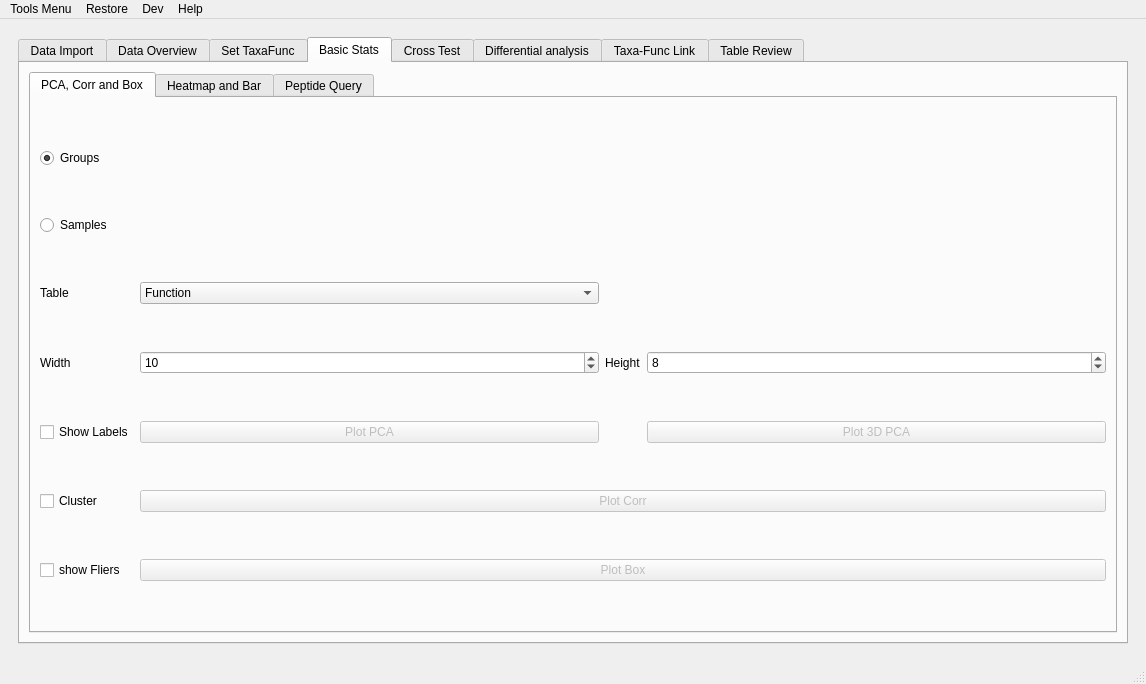
This is utils/MetaX_GUI/MainWindow.ui in byemaxx/MetaX as Qt 5 draws it before an edit. The edited form follows.
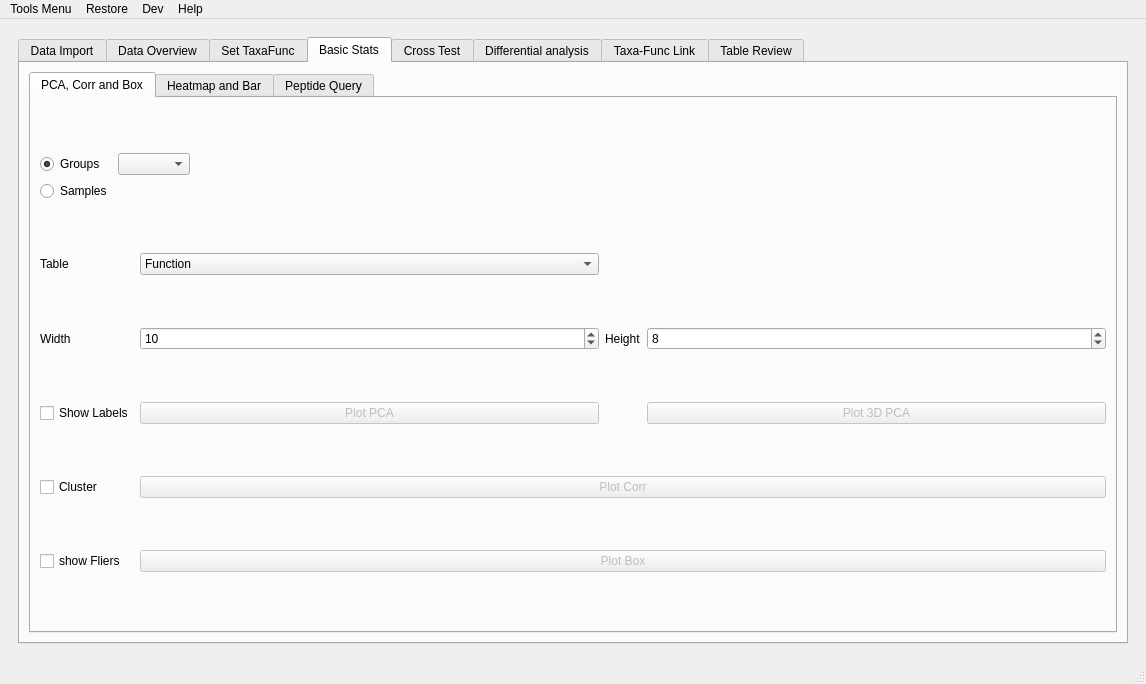
This is the edited form. The open tabs and pages were chosen to show the change.

Commit message: modified:   utils/GUI.py     1. 取消在set multiple tables 的时候，设置分组的功能.     2. 在创建或恢复taxafunc object的时候，自动设置分组.     3. 为每个板块设置单独的分组 combobox. 	modified:   utils/analyzerUtils/DataPreprocessing.py     去除了对meta分组的检测.

What changed in the file:
```diff
--- a/utils/MetaX_GUI/MainWindow.ui
+++ b/utils/MetaX_GUI/MainWindow.ui
@@ -994,119 +994,7 @@
                 <string>PCA, Corr and Box</string>
                </attribute>
                <layout class="QGridLayout" name="gridLayout_26">
-                <item row="5" column="0">
-                 <widget class="QCheckBox" name="checkBox_corr_cluster">
-                  <property name="text">
-                   <string>Cluster</string>
-                  </property>
-                 </widget>
-                </item>
-                <item row="3" column="0">
-                 <widget class="QLabel" name="label_94">
-                  <property name="sizePolicy">
-                   <sizepolicy hsizetype="Fixed" vsizetype="Preferred">
-                    <horstretch>0</horstretch>
-                    <verstretch>0</verstretch>
-                   </sizepolicy>
-                  </property>
-                  <property name="text">
-                   <string>Width</string>
-                  </property>
-                 </widget>
-                </item>
-                <item row="4" column="0">
-                 <widget class="QCheckBox" name="checkBox_pca_if_show_lable">
-                  <property name="sizePolicy">
-                   <sizepolicy hsizetype="Minimum" vsizetype="Fixed">
-                    <horstretch>0</horstretch>
-                    <verstretch>0</verstretch>
-                   </sizepolicy>
-                  </property>
-                  <property name="layoutDirection">
-                   <enum>Qt::LeftToRight</enum>
-                  </property>
-                  <property name="text">
-                   <string>Show Labels</string>
-                  </property>
-                 </widget>
-                </item>
-                <item row="2" column="0">
-                 <widget class="QLabel" name="label_70">
-                  <property name="text">
-                   <string>Table</string>
-                  </property>
-                 </widget>
-                </item>
-                <item row="0" column="0">
-                 <widget class="QRadioButton" name="radioButton_basic_pca_group">
-                  <property name="sizePolicy">
-                   <sizepolicy hsizetype="Fixed" vsizetype="Fixed">
-                    <horstretch>0</horstretch>
-                    <verstretch>0</verstretch>
-                   </sizepolicy>
-                  </property>
-                  <property name="text">
-                   <string>Groups</string>
-                  </property>
-                  <property name="checked">
-                   <bool>true</bool>
-                  </property>
-                 </widget>
-                </item>
-                <item row="3" column="3">
-                 <widget class="QSpinBox" name="spinBox_basic_pca_height">
-                  <property name="minimum">
-                   <number>1</number>
-                  </property>
-                  <property name="value">
-                   <number>8</number>
-                  </property>
-                 </widget>
-                </item>
-                <item row="3" column="2">
-                 <widget class="QLabel" name="label_101">
-                  <property name="sizePolicy">
-                   <sizepolicy hsizetype="Fixed" vsizetype="Preferred">
-                    <horstretch>0</horstretch>
-                    <verstretch>0</verstretch>
-                   </sizepolicy>
-                  </property>
-                  <property name="text">
-                   <string>Height</string>
-                  </property>
-                 </widget>
-                </item>
-                <item row="6" column="0">
-                 <widget class="QCheckBox" name="checkBox_box_if_show_fliers">
-                  <property name="text">
-                   <string>show Fliers</string>
-                  </property>
-                 </widget>
-                </item>
-                <item row="1" column="0">
-                 <widget class="QRadioButton" name="radioButton_basic_pca_sample">
-                  <property name="text">
-                   <string>Samples</string>
-                  </property>
-                 </widget>
-                </item>
                 <item row="3" column="1">
-                 <widget class="QSpinBox" name="spinBox_basic_pca_width">
-                  <property name="minimum">
-                   <number>1</number>
-                  </property>
-                  <property name="value">
-                   <number>10</number>
-                  </property>
-                 </widget>
-                </item>
-                <item row="0" column="1" colspan="3">
-                 <layout class="QVBoxLayout" name="verticalLayout_basic_pca_group"/>
-                </item>
-                <item row="1" column="1" colspan="3">
-                 <layout class="QVBoxLayout" name="verticalLayout_basic_pca_sample"/>
-                </item>
-                <item row="2" column="1">
                  <widget class="QComboBox" name="comboBox_table4pca">
                   <property name="sizePolicy">
                    <sizepolicy hsizetype="Preferred" vsizetype="Fixed">
@@ -1136,7 +1024,17 @@
                   </item>
                  </widget>
                 </item>
-                <item row="5" column="1" colspan="3">
+                <item row="4" column="1">
+                 <widget class="QSpinBox" name="spinBox_basic_pca_width">
+                  <property name="minimum">
+                   <number>1</number>
+                  </property>
+                  <property name="value">
+                   <number>10</number>
+                  </property>
+                 </widget>
+                </item>
+                <item row="6" column="1" colspan="3">
                  <widget class="QPushButton" name="pushButton_plot_corr">
                   <property name="enabled">
                    <bool>false</bool>
@@ -1146,17 +1044,53 @@
                   </property>
                  </widget>
                 </item>
-                <item row="6" column="1" colspan="3">
-                 <widget class="QPushButton" name="pushButton_plot_box_sns">
-                  <property name="enabled">
-                   <bool>false</bool>
+                <item row="4" column="0">
+                 <widget class="QLabel" name="label_94">
+                  <property name="sizePolicy">
+                   <sizepolicy hsizetype="Fixed" vsizetype="Preferred">
+                    <horstretch>0</horstretch>
+                    <verstretch>0</verstretch>
+                   </sizepolicy>
                   </property>
                   <property name="text">
-                   <string>Plot Box</string>
+                   <string>Width</string>
                   </property>
                  </widget>
                 </item>
                 <item row="4" column="3">
+                 <widget class="QSpinBox" name="spinBox_basic_pca_height">
+                  <property name="minimum">
+                   <number>1</number>
+                  </property>
+                  <property name="value">
+                   <number>8</number>
+                  </property>
+                 </widget>
+                </item>
+                <item row="5" column="0">
+                 <widget class="QCheckBox" name="checkBox_pca_if_show_lable">
+                  <property name="sizePolicy">
+                   <sizepolicy hsizetype="Minimum" vsizetype="Fixed">
+                    <horstretch>0</horstretch>
+                    <verstretch>0</verstretch>
+                   </sizepolicy>
+                  </property>
+                  <property name="layoutDirection">
+                   <enum>Qt::LeftToRight</enum>
+                  </property>
+                  <property name="text">
+                   <string>Show Labels</string>
+                  </property>
+                 </widget>
+                </item>
+                <item row="3" column="0">
+                 <widget class="QLabel" name="label_70">
+                  <property name="text">
+                   <string>Table</string>
+                  </property>
+                 </widget>
+                </item>
+                <item row="5" column="3">
                  <widget class="QPushButton" name="pushButton_plot_pca_js">
                   <property name="enabled">
                    <bool>false</bool>
@@ -1166,7 +1100,14 @@
                   </property>
                  </widget>
                 </item>
-                <item row="4" column="1">
+                <item row="7" column="0">
+                 <widget class="QCheckBox" name="checkBox_box_if_show_fliers">
+                  <property name="text">
+                   <string>show Fliers</string>
+                  </property>
+                 </widget>
+                </item>
+                <item row="5" column="1">
                  <widget class="QPushButton" name="pushButton_plot_pca_sns">
                   <property name="enabled">
                    <bool>false</bool>
@@ -1182,6 +1123,79 @@
                   </property>
                  </widget>
                 </item>
+                <item row="6" column="0">
+                 <widget class="QCheckBox" name="checkBox_corr_cluster">
+                  <property name="text">
+                   <string>Cluster</string>
+                  </property>
+                 </widget>
+                </item>
+                <item row="7" column="1" colspan="3">
+                 <widget class="QPushButton" name="pushButton_plot_box_sns">
+                  <property name="enabled">
+                   <bool>false</bool>
+                  </property>
+                  <property name="text">
+                   <string>Plot Box</string>
+                  </property>
+                 </widget>
+                </item>
+                <item row="4" column="2">
+                 <widget class="QLabel" name="label_101">
+                  <property name="sizePolicy">
+                   <sizepolicy hsizetype="Fixed" vsizetype="Preferred">
+                    <horstretch>0</horstretch>
+                    <verstretch>0</verstretch>
+                   </sizepolicy>
+                  </property>
+                  <property name="text">
+                   <string>Height</string>
+                  </property>
+                 </widget>
+                </item>
+                <item row="1" column="0" colspan="4">
+                 <layout class="QGridLayout" name="gridLayout_35">
+                  <item row="0" column="1">
+                   <widget class="QComboBox" name="comboBox_basic_pca_meta">
+                    <property name="sizePolicy">
+                     <sizepolicy hsizetype="Fixed" vsizetype="Fixed">
+                      <horstretch>0</horstretch>
+                      <verstretch>0</verstretch>
+                     </sizepolicy>
+                    </property>
+                   </widget>
+                  </item>
+                  <item row="0" column="0">
+                   <widget class="QRadioButton" name="radioButton_basic_pca_group">
+                    <property name="sizePolicy">
+                     <sizepolicy hsizetype="Fixed" vsizetype="Fixed">
+                      <horstretch>0</horstretch>
+                      <verstretch>0</verstretch>
+                     </sizepolicy>
+                    </property>
+                    <property name="text">
+                     <string>Groups</string>
+                    </property>
+                    <property name="checked">
+                     <bool>true</bool>
+                    </property>
+                   </widget>
+                  </item>
+                  <item row="0" column="2">
+                   <layout class="QVBoxLayout" name="verticalLayout_basic_pca_group"/>
+                  </item>
+                  <item row="1" column="0">
+                   <widget class="QRadioButton" name="radioButton_basic_pca_sample">
+                    <property name="text">
+                     <string>Samples</string>
+                    </property>
+                   </widget>
+                  </item>
+                  <item row="1" column="1" colspan="2">
+                   <layout class="QVBoxLayout" name="verticalLayout_basic_pca_sample"/>
+                  </item>
+                 </layout>
+                </item>
                </layout>
               </widget>
               <widget class="QWidget" name="tab_13">
```
Left out of the diff: 2148 changed lines with no effect on the pictures. The commit also changes 4 other files.
